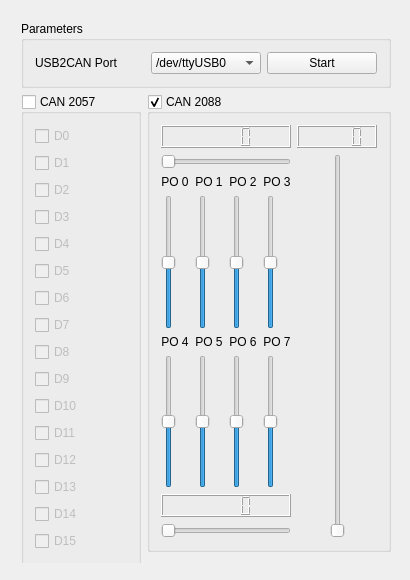
Old version of the form Megatron-server/server.ui in the repository sseitov/Megatron.
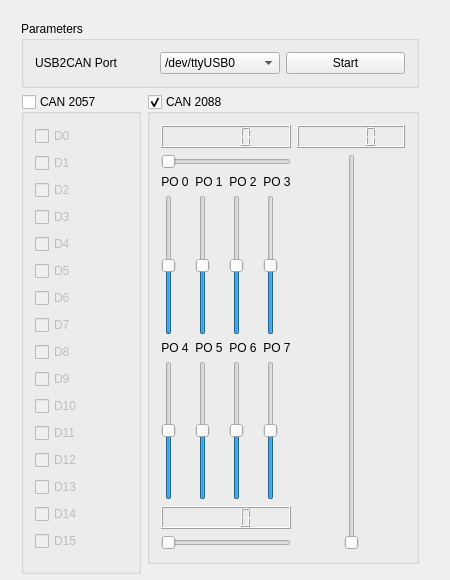
New version of the form.

Diff of the .ui file:
```diff
--- a/Megatron-server/server.ui
+++ b/Megatron-server/server.ui
@@ -6,32 +6,32 @@
    <rect>
     <x>0</x>
     <y>0</y>
-    <width>410</width>
+    <width>450</width>
     <height>580</height>
    </rect>
   </property>
   <property name="minimumSize">
    <size>
-    <width>410</width>
+    <width>450</width>
     <height>580</height>
    </size>
   </property>
   <property name="maximumSize">
    <size>
-    <width>410</width>
+    <width>450</width>
     <height>580</height>
    </size>
   </property>
   <property name="windowTitle">
    <string>Server</string>
   </property>
-  <widget class="QWidget" name="">
+  <widget class="QWidget" name="layoutWidget">
    <property name="geometry">
     <rect>
      <x>10</x>
      <y>10</y>
-     <width>392</width>
-     <height>553</height>
+     <width>420</width>
+     <height>565</height>
     </rect>
    </property>
    <layout class="QVBoxLayout" name="verticalLayout_3">
@@ -67,6 +67,9 @@
          <property name="text">
           <string>Start</string>
          </property>
+         <property name="checkable">
+          <bool>true</bool>
+         </property>
         </widget>
        </item>
       </layout>
```
Left out of the diff: 2 changed lines with no effect on the pictures.
